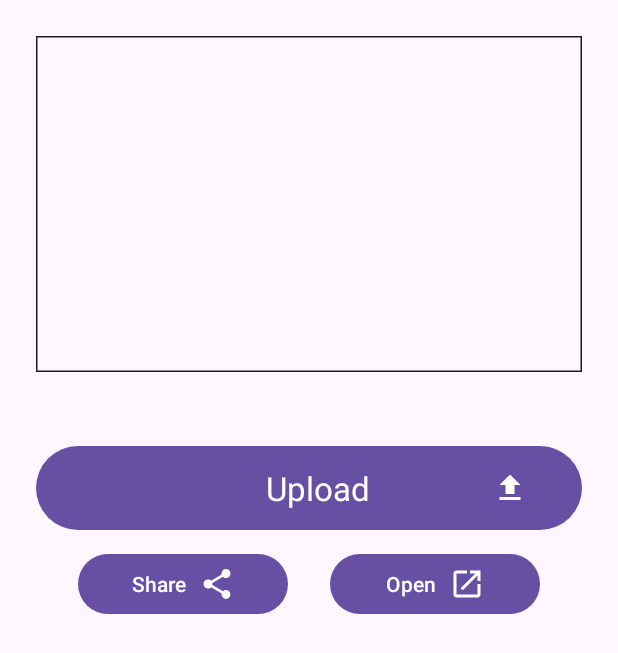
After one commit to cssnr/zipline-android, an Android app: the fragment PreviewFragment placed in its activity, on a phone screen of 412 x 824 dp. The commit adds this screen. Shown: the top 653 px of the screen. Run offline under Robolectric (Android 15) with nearby library versions, the phone set to English and light mode, and no system bars; pictures from the network do not load.

Commit message:
Add Preview Page (#1)

```diff
--- a/app/src/main/java/org/cssnr/zipline/SetupFragment.kt
+++ b/app/src/main/java/org/cssnr/zipline/SetupFragment.kt
@@ -18,16 +18,27 @@ import androidx.lifecycle.lifecycleScope
 import kotlinx.coroutines.launch
 import org.cssnr.zipline.databinding.FragmentSetupBinding
 
-class SetupFragment : Fragment(R.layout.fragment_setup) {
+class SetupFragment : Fragment() {
 
-    private lateinit var binding: FragmentSetupBinding
+    private var _binding: FragmentSetupBinding? = null
+    private val binding get() = _binding!!
 
     override fun onCreateView(
         inflater: LayoutInflater, container: ViewGroup?,
         savedInstanceState: Bundle?,
     ): View {
         Log.d("onCreateView", "savedInstanceState: $savedInstanceState")
-        binding = FragmentSetupBinding.inflate(inflater, container, false)
+        _binding = FragmentSetupBinding.inflate(inflater, container, false)
+        return binding.root
+    }
+
+    override fun onDestroyView() {
+        super.onDestroyView()
+        _binding = null
+    }
+
+    override fun onViewCreated(view: View, savedInstanceState: Bundle?) {
+        Log.d("onViewCreated", "savedInstanceState: $savedInstanceState")
 
         if (Build.VERSION.SDK_INT >= Build.VERSION_CODES.R) {
             binding.root.setOnApplyWindowInsetsListener { _, insets ->
@@ -102,8 +113,6 @@ class SetupFragment : Fragment(R.layout.fragment_setup) {
             //activity?.supportFragmentManager?.beginTransaction()?.remove(this)?.commit()
             Log.d("setOnClickListener", "DONE")
         }
-
-        return binding.root
     }
 
     private fun parseHost(urlString: String): String {
--- /dev/null
+++ b/app/src/main/res/drawable/baseline_audio_file_24.xml
@@ -0,0 +1,5 @@
+<vector xmlns:android="http://schemas.android.com/apk/res/android" android:height="24dp" android:tint="#000000" android:viewportHeight="24" android:viewportWidth="24" android:width="24dp">
+
+    <path android:fillColor="@android:color/white" android:pathData="M14,2H6C4.9,2 4.01,2.9 4.01,4L4,20c0,1.1 0.89,2 1.99,2H18c1.1,0 2,-0.9 2,-2V8L14,2zM16,13h-3v3.75c0,1.24 -1.01,2.25 -2.25,2.25S8.5,17.99 8.5,16.75c0,-1.24 1.01,-2.25 2.25,-2.25c0.46,0 0.89,0.14 1.25,0.38V11h4V13zM13,9V3.5L18.5,9H13z"/>
+
+</vector>
--- /dev/null
+++ b/app/src/main/res/drawable/baseline_file_upload_24.xml
@@ -0,0 +1,5 @@
+<vector xmlns:android="http://schemas.android.com/apk/res/android" android:height="24dp" android:tint="#000000" android:viewportHeight="24" android:viewportWidth="24" android:width="24dp">
+
+    <path android:fillColor="@android:color/white" android:pathData="M9,16h6v-6h4l-7,-7 -7,7h4zM5,18h14v2L5,20z"/>
+
+</vector>
--- /dev/null
+++ b/app/src/main/res/drawable/baseline_insert_drive_file_24.xml
@@ -0,0 +1,5 @@
+<vector xmlns:android="http://schemas.android.com/apk/res/android" android:autoMirrored="true" android:height="24dp" android:tint="#000000" android:viewportHeight="24" android:viewportWidth="24" android:width="24dp">
+
+    <path android:fillColor="@android:color/white" android:pathData="M6,2c-1.1,0 -1.99,0.9 -1.99,2L4,20c0,1.1 0.89,2 1.99,2L18,22c1.1,0 2,-0.9 2,-2L20,8l-6,-6L6,2zM13,9L13,3.5L18.5,9L13,9z"/>
+
+</vector>
--- /dev/null
+++ b/app/src/main/res/drawable/baseline_open_in_new_24.xml
@@ -0,0 +1,5 @@
+<vector xmlns:android="http://schemas.android.com/apk/res/android" android:autoMirrored="true" android:height="24dp" android:tint="#000000" android:viewportHeight="24" android:viewportWidth="24" android:width="24dp">
+
+    <path android:fillColor="@android:color/white" android:pathData="M19,19H5V5h7V3H5c-1.11,0 -2,0.9 -2,2v14c0,1.1 0.89,2 2,2h14c1.1,0 2,-0.9 2,-2v-7h-2v7zM14,3v2h3.59l-9.83,9.83 1.41,1.41L19,6.41V10h2V3h-7z"/>
+
+</vector>
--- /dev/null
+++ b/app/src/main/res/drawable/baseline_share_24.xml
@@ -0,0 +1,5 @@
+<vector xmlns:android="http://schemas.android.com/apk/res/android" android:height="24dp" android:tint="#000000" android:viewportHeight="24" android:viewportWidth="24" android:width="24dp">
+
+    <path android:fillColor="@android:color/white" android:pathData="M18,16.08c-0.76,0 -1.44,0.3 -1.96,0.77L8.91,12.7c0.05,-0.23 0.09,-0.46 0.09,-0.7s-0.04,-0.47 -0.09,-0.7l7.05,-4.11c0.54,0.5 1.25,0.81 2.04,0.81 1.66,0 3,-1.34 3,-3s-1.34,-3 -3,-3 -3,1.34 -3,3c0,0.24 0.04,0.47 0.09,0.7L8.04,9.81C7.5,9.31 6.79,9 6,9c-1.66,0 -3,1.34 -3,3s1.34,3 3,3c0.79,0 1.5,-0.31 2.04,-0.81l7.12,4.16c-0.05,0.21 -0.08,0.43 -0.08,0.65 0,1.61 1.31,2.92 2.92,2.92 1.61,0 2.92,-1.31 2.92,-2.92s-1.31,-2.92 -2.92,-2.92z"/>
+
+</vector>
--- /dev/null
+++ b/app/src/main/res/drawable/baseline_text_snippet_24.xml
@@ -0,0 +1,5 @@
+<vector xmlns:android="http://schemas.android.com/apk/res/android" android:autoMirrored="true" android:height="24dp" android:tint="#000000" android:viewportHeight="24" android:viewportWidth="24" android:width="24dp">
+
+    <path android:fillColor="@android:color/white" android:pathData="M20.41,8.41l-4.83,-4.83C15.21,3.21 14.7,3 14.17,3H5C3.9,3 3,3.9 3,5v14c0,1.1 0.9,2 2,2h14c1.1,0 2,-0.9 2,-2V9.83C21,9.3 20.79,8.79 20.41,8.41zM7,7h7v2H7V7zM17,17H7v-2h10V17zM17,13H7v-2h10V13z"/>
+
+</vector>
--- /dev/null
+++ b/app/src/main/res/drawable/baseline_video_file_24.xml
@@ -0,0 +1,5 @@
+<vector xmlns:android="http://schemas.android.com/apk/res/android" android:height="24dp" android:tint="#000000" android:viewportHeight="24" android:viewportWidth="24" android:width="24dp">
+
+    <path android:fillColor="@android:color/white" android:pathData="M14,2H6.01c-1.1,0 -2,0.89 -2,2L4,20c0,1.1 0.9,2 2,2h12c1.1,0 2,-0.9 2,-2V8L14,2zM13,9V3.5L18.5,9H13zM14,14l2,-1.06v4.12L14,16v1c0,0.55 -0.45,1 -1,1H9c-0.55,0 -1,-0.45 -1,-1v-4c0,-0.55 0.45,-1 1,-1h4c0.55,0 1,0.45 1,1V14z"/>
+
+</vector>
--- /dev/null
+++ b/app/src/main/res/layout/fragment_preview.xml
@@ -0,0 +1,110 @@
+<ScrollView xmlns:android="http://schemas.android.com/apk/res/android"
+    xmlns:app="http://schemas.android.com/apk/res-auto"
+    android:layout_width="match_parent"
+    android:layout_height="match_parent"
+    android:fillViewport="true"
+    android:background="?android:attr/colorBackground">
+
+    <LinearLayout
+        android:layout_width="match_parent"
+        android:layout_height="wrap_content"
+        android:orientation="vertical"
+        android:padding="24dp"
+        app:layout_constraintTop_toTopOf="parent">
+
+        <FrameLayout
+            android:layout_width="match_parent"
+            android:layout_height="224dp">
+
+            <com.google.android.material.imageview.ShapeableImageView
+                android:id="@+id/image_preview"
+                android:layout_width="match_parent"
+                android:layout_height="match_parent"
+                android:contentDescription="@string/preview"
+                android:scaleType="fitCenter"
+                app:contentPadding="8dp"
+                app:strokeColor="?android:attr/textColorPrimary"
+                app:strokeWidth="2dp" />
+
+            <TextView
+                android:id="@+id/image_overlay_text"
+                android:layout_width="match_parent"
+                android:layout_height="match_parent"
+                android:gravity="center"
+                android:textColor="?android:attr/textColorPrimary"
+                android:textAppearance="@style/TextAppearance.AppCompat.Large"
+                android:visibility="gone"
+                android:background="@android:color/transparent" />
+
+        </FrameLayout>
+
+        <TextView
+            android:id="@+id/file_name"
+            android:layout_width="match_parent"
+            android:layout_height="wrap_content"
+            android:gravity="center"
+            android:textAlignment="center"
+            android:ellipsize="end"
+            android:singleLine="true"
+            android:maxLines="1"
+            android:textColor="?android:attr/textColorPrimary"
+            android:textAppearance="@style/TextAppearance.AppCompat.Large"
+            android:layout_marginTop="8dp" />
+
+        <Button
+            android:id="@+id/upload_button"
+            android:layout_width="match_parent"
+            android:layout_height="64dp"
+            android:layout_marginTop="8dp"
+            android:paddingEnd="36dp"
+            android:paddingStart="36dp"
+            android:text="@string/upload"
+            android:textAppearance="@style/TextAppearance.AppCompat.Large"
+            app:icon="@drawable/baseline_file_upload_24"
+            app:iconGravity="end"
+            app:iconPadding="-36dp"
+            app:iconSize="24dp" />
+
+        <LinearLayout
+            android:layout_width="match_parent"
+            android:layout_height="48dp"
+            android:layout_marginTop="8dp"
+            android:orientation="horizontal">
+
+            <Space
+                android:layout_width="0dp"
+                android:layout_height="match_parent"
+                android:layout_weight="1" />
+
+            <Button
+                android:id="@+id/share_button"
+                android:layout_width="140dp"
+                android:layout_height="match_parent"
+                android:text="@string/share"
+                app:icon="@drawable/baseline_share_24"
+                app:iconGravity="textEnd"
+                app:iconSize="24dp" />
+
+            <Space
+                android:layout_width="0dp"
+                android:layout_height="match_parent"
+                android:layout_weight="1" />
+
+            <Button
+                android:id="@+id/open_button"
+                android:layout_width="140dp"
+                android:layout_height="match_parent"
+                android:text="@string/open"
+                app:icon="@drawable/baseline_open_in_new_24"
+                app:iconGravity="textEnd"
+                app:iconSize="24dp" />
+
+            <Space
+                android:layout_width="0dp"
+                android:layout_height="match_parent"
+                android:layout_weight="1" />
+
+        </LinearLayout>
+
+    </LinearLayout>
+</ScrollView>
--- /dev/null
+++ b/app/src/main/res/values/dimens.xml
@@ -0,0 +1,3 @@
+<resources>
+    <dimen name="image_radius">16dp</dimen>
+</resources>
--- a/app/src/main/res/values/strings.xml
+++ b/app/src/main/res/values/strings.xml
@@ -5,4 +5,8 @@
     <string name="password">Password</string>
     <string name="login">Login</string>
     <string name="github_link"><![CDATA[<a href="https://github.com/cssnr/zipline-android">github.com/cssnr/zipline-android</a>]]></string>
+    <string name="upload">Upload</string>
+    <string name="preview">Preview</string>
+    <string name="share">Share</string>
+    <string name="open">Open</string>
 </resources>
```
Also changed, not shown: app/src/main/java/org/cssnr/zipline/MainActivity.kt (+11 -40 lines), app/src/main/java/org/cssnr/zipline/PreviewFragment.kt (added, +181 -0 lines), app/src/main/java/org/cssnr/zipline/ZiplineApi.kt (+15 -15 lines).
